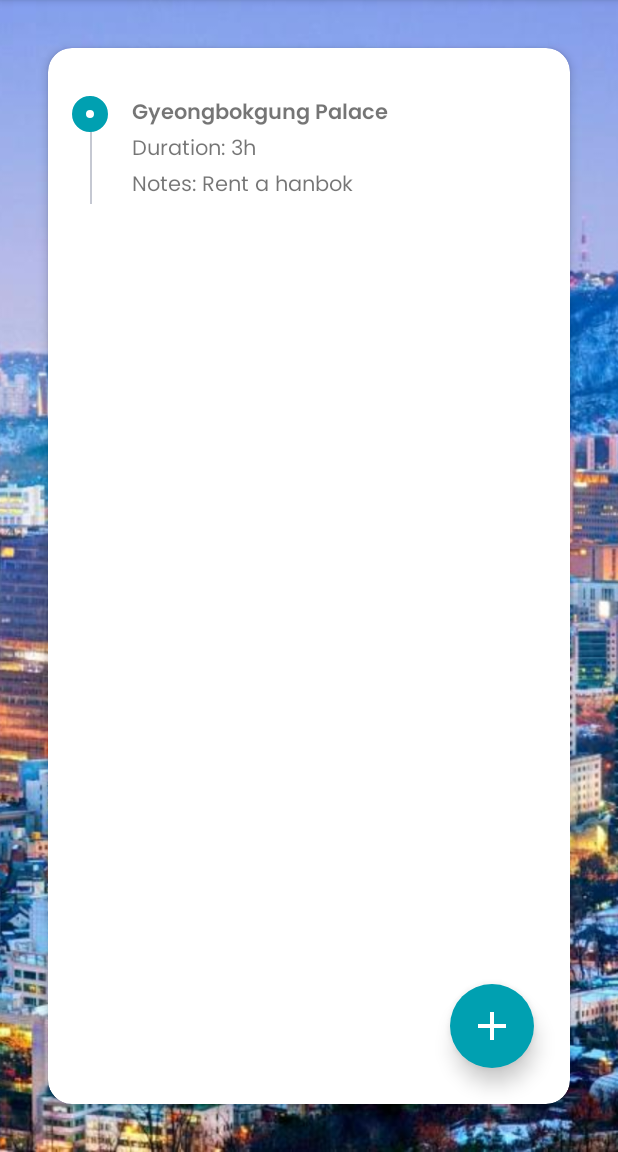
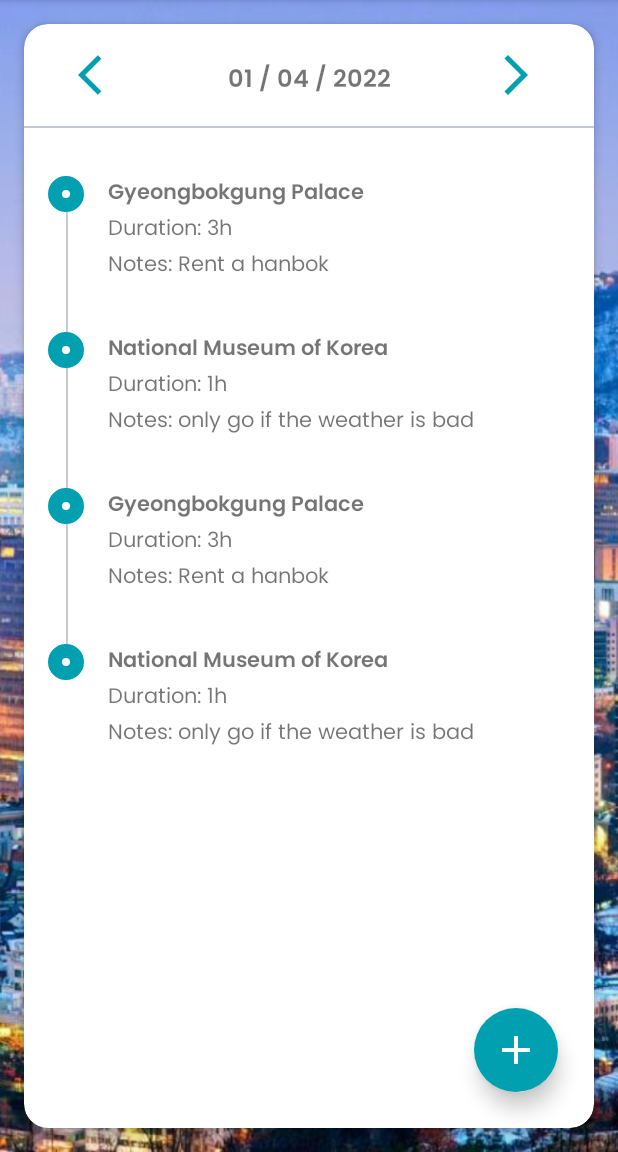
Before and after one commit to larsobist/TravelBucket, an Android app: the EventOverviewActivity screen opened directly, with no data from a screen before it, on a phone screen of 412 x 824 dp, the part 84-1236 px from its top. Run offline under Robolectric (Android 15) with nearby library versions, the phone set to English and light mode, and no system bars; our stand-ins replace Room's generated code.

Commit message:
feat: add date organization to event overview

```diff
--- a/app/src/main/java/com/example/travelbucket/AddEventActivity.kt
+++ b/app/src/main/java/com/example/travelbucket/AddEventActivity.kt
@@ -24,6 +24,7 @@
     var btnDate: Button? = null
     var textDate: TextView? = null
     var cal = Calendar.getInstance()
+    var date: Date = Date(-1, -1, -1)
     override fun onCreate(savedInstanceState: Bundle?) {
         super.onCreate(savedInstanceState)
         setContentView(binding.root)
@@ -50,6 +51,7 @@
                 cal.set(Calendar.YEAR, year)
                 cal.set(Calendar.MONTH, monthOfYear)
                 cal.set(Calendar.DAY_OF_MONTH, dayOfMonth)
+                date = cal.getTime()
                 updateDateInView()
             }
         }
@@ -81,9 +83,7 @@
             if (binding.textInputEditTextTitle.text!!.isEmpty()) {
                 binding.textInputLayoutTitle.error = "Title required!"
             } else {
-                //var date = textDate //Luca
-                var date = textDate.toString() //Lars
-                Log.d("ITM", "Title: $date")
+                Log.d("ITM", "Title: ${date.toString()}")
                 var title = (editTitle.text).toString()
                 //Log.d("ITM", "Title: $title")
                 var costs = (editCosts.text).toString()
--- /dev/null
+++ b/app/src/main/java/com/example/travelbucket/Converters.kt
@@ -0,0 +1,16 @@
+package com.example.travelbucket
+
+import androidx.room.TypeConverter
+import java.util.*
+
+class Converters {
+    @TypeConverter
+    fun fromTimestamp(value: Long?): Date? {
+        return value?.let { Date(it) }
+    }
+
+    @TypeConverter
+    fun dateToTimestamp(date: Date?): Long? {
+        return date?.time?.toLong()
+    }
+}
--- a/app/src/main/java/com/example/travelbucket/Event.kt
+++ b/app/src/main/java/com/example/travelbucket/Event.kt
@@ -3,6 +3,8 @@
 import androidx.room.Entity
 import androidx.room.ForeignKey
 import androidx.room.PrimaryKey
+import androidx.room.TypeConverters
+import java.util.*
 
 @Entity(tableName = "Event",
     foreignKeys = arrayOf(ForeignKey(entity = Bucket::class,
@@ -10,12 +12,14 @@
     childColumns = arrayOf("id"),
     onDelete = ForeignKey.CASCADE)))
 
+@TypeConverters(Converters::class)
+
 data class Event(
     //val foreignKey: Int,
     @PrimaryKey(autoGenerate = true) val id:Int,
     var title: String,
     var costs: String,
-    var date: String,
+    var date: Date,
     var location: String,
     var notes: String,
     var links: String,
--- a/app/src/main/java/com/example/travelbucket/EventAdapter.kt
+++ b/app/src/main/java/com/example/travelbucket/EventAdapter.kt
@@ -2,6 +2,7 @@
 
 import android.content.Context
 import android.content.Intent
+import android.util.Log
 import android.util.TypedValue
 import android.view.LayoutInflater
 import android.view.ViewGroup
@@ -10,7 +11,7 @@
 import androidx.recyclerview.widget.RecyclerView
 import com.example.travelbucket.databinding.EventViewBinding
 
-class EventAdapter(val mContext: Context, val myEvents:MutableList<Event>): RecyclerView.Adapter<EventAdapter.ViewHolder>() {
+class EventAdapter(val mContext: Context, var myEvents:MutableList<Event>): RecyclerView.Adapter<EventAdapter.ViewHolder>() {
     override fun onCreateViewHolder(parent: ViewGroup, viewType: Int): ViewHolder {
         val binding = EventViewBinding.inflate(LayoutInflater.from(parent.context), parent, false)
         return ViewHolder(binding)
@@ -25,28 +26,36 @@
         return myEvents.size
     }
 
+    fun update(updatedList:MutableList<Event>){
+        myEvents = updatedList
+        this!!.notifyDataSetChanged()
+    }
+
     inner class ViewHolder(val binding: EventViewBinding) : RecyclerView.ViewHolder(binding.root) {
         fun bind(event: Event, position: Int) {
             binding.textTitle.text = event.title
             binding.textDuration.text = "Duration: " + event.duration
             binding.textNotes.text = "Notes: " + event.notes
 
+            // modify line constraints
+            val constraintSet = ConstraintSet()
+            constraintSet.clone(binding.constraintLayout)
             // make line start at right position of first item
             if (position == 0) {
-                val constraintSet = ConstraintSet()
-                constraintSet.clone(binding.constraintLayout)
                 constraintSet.connect(binding.line.id, ConstraintSet.TOP, binding.circle.id, ConstraintSet.TOP)
-                constraintSet.applyTo(binding.constraintLayout)
+            }else {
+                constraintSet.connect(binding.line.id, ConstraintSet.TOP, PARENT_ID, ConstraintSet.TOP)
             }
-
             // make line end at right position and add margin of last item
-            else if (position == myEvents.size-1) {
-                val constraintSet = ConstraintSet()
-                constraintSet.clone(binding.constraintLayout)
+            if (position == myEvents.size-1) {
                 constraintSet.connect(binding.line.id, ConstraintSet.BOTTOM, binding.circle.id, ConstraintSet.BOTTOM)
                 constraintSet.connect(binding.textNotes.id, ConstraintSet.BOTTOM, PARENT_ID, ConstraintSet.BOTTOM, 32.toDp(mContext))
-                constraintSet.applyTo(binding.constraintLayout)
+            }else {
+                constraintSet.connect(binding.line.id, ConstraintSet.BOTTOM, PARENT_ID, ConstraintSet.BOTTOM)
+                constraintSet.connect(binding.textNotes.id, ConstraintSet.BOTTOM, PARENT_ID, ConstraintSet.BOTTOM, 0.toDp(mContext))
             }
+            // apply constraints to layout
+            constraintSet.applyTo(binding.constraintLayout)
 
         }
         init {
--- a/app/src/main/java/com/example/travelbucket/EventOverviewActivity.kt
+++ b/app/src/main/java/com/example/travelbucket/EventOverviewActivity.kt
@@ -6,6 +6,7 @@
 import android.util.Log
 import androidx.recyclerview.widget.LinearLayoutManager
 import com.example.travelbucket.databinding.ActivityEventOverviewBinding
+import java.util.*
 
 class EventOverviewActivity : AppCompatActivity() {
     val binding by lazy { ActivityEventOverviewBinding.inflate(layoutInflater) }
@@ -19,13 +20,11 @@
         init()
 
         val myEvents = mutableListOf<Event>()
-        val event1 = Event(0,"Gyeongbokgung Palace", "3000 Won", "12.12.2021", "Jung-Gu", "Rent a hanbok", "www.google.de","3h")
+        val event1 = Event(0,"Gyeongbokgung Palace", "3000 Won", Date(2022, 1, 16), "Jung-Gu", "Rent a hanbok", "www.google.de","3h")
+        val event2 = Event(0,"War Memorial of Korea", "0 Won", Date(2022, 1, 17), "Seoul", "only go if the weather is bad", "www.google.de","2h")
+        val event3 = Event(0,"Changdeokgung Palace", "4000 Won", Date(2022, 2, 16), "Jung-Gu", "Rent a hanbok", "www.google.de","5h")
+        val event4 = Event(0,"National Museum of Korea", "0 Won", Date(2022, 1, 16), "Seoul", "only go if the weather is bad", "www.google.de","1h")
         myEvents.add(event1)
-       /*
-        val event2 = Event(0,"War Memorial of Korea", "0 Won", "12.12.2021", "Seoul", "only go if the weather is bad", "www.google.de","2h")
-        val event3 = Event(0,"Changdeokgung Palace", "4000 Won", "12.12.2021", "Jung-Gu", "Rent a hanbok", "www.google.de","5h")
-        val event4 = Event(0,"National Museum of Korea", "0 Won", "12.12.2021", "Seoul", "only go if the weather is bad", "www.google.de","1h")
-
         myEvents.add(event2)
         myEvents.add(event3)
         myEvents.add(event4)
@@ -34,9 +33,11 @@
         myEvents.add(event3)
         myEvents.add(event4)
 
-        */
+        var currentDate = getFirstDate(myEvents)
+        bindDate(currentDate)
 
-        val eventAdapter = EventAdapter(this, myEvents)
+        var displayedEvents = getDisplayedEvents(currentDate, myEvents)
+        val eventAdapter = EventAdapter(this, displayedEvents)
         binding.recyclerEvents.adapter = eventAdapter
         binding.recyclerEvents.layoutManager = LinearLayoutManager(this)
 
@@ -44,7 +45,26 @@
             val intent = Intent(this,AddEventActivity::class.java)
             startActivity(intent)
         }
+
+        binding.btnBack.setOnClickListener {
+            currentDate = prevDate(currentDate)
+            bindDate(currentDate)
+
+            displayedEvents = getDisplayedEvents(currentDate, myEvents)
+            eventAdapter.update(displayedEvents)
+        }
+
+        binding.btnForward.setOnClickListener {
+            currentDate = nextDate(currentDate)
+            bindDate(currentDate)
+
+            displayedEvents = getDisplayedEvents(currentDate, myEvents)
+            eventAdapter.update(displayedEvents)
+        }
+
+
     }
+
     fun init() {
         //GlobalScope.launch(Dispatchers.IO) { //get all the data saved in the DB
         placeEvents = bucketsDB.EventsDAO().getAll() as MutableList<Event>
@@ -54,4 +74,49 @@
         //}
         //binding.recyclerBuckets.layoutManager = LinearLayoutManager(this)
     }
+
+    fun getFirstDate(myEvents: MutableList<Event>) : Date{
+        var firstEvent = myEvents[0]
+        for (i in myEvents) {
+            if (i.date.year <= firstEvent.date.year) {
+                if (i.date.month <= firstEvent.date.month) {
+                    if (i.date.date <= firstEvent.date.date) {
+                        firstEvent = i
+                    }
+                }
+            }
+        }
+        return firstEvent.date
+    }
+
+    fun bindDate(currentDate: Date) {
+        var yearStr = "${currentDate.year}"
+        var monthStr = if (currentDate.month  < 10) "0${currentDate.month}" else "${currentDate.month}"
+        var dayStr = if (currentDate.day  < 10) "0${currentDate.day}" else "${currentDate.day}"
+        binding.date.text = "$monthStr / $dayStr / $yearStr"
+    }
+
+    fun getDisplayedEvents(currentDate: Date, myEvents: MutableList<Event>) : MutableList<Event> {
+        val displayedEvents : MutableList<Event> = mutableListOf()
+        for (i in myEvents) {
+            if (i.date == currentDate){
+                displayedEvents.add(i)
+            }
+        }
+        return  displayedEvents
+    }
+
+    fun prevDate(currentDate: Date) : Date {
+        val c = Calendar.getInstance()
+        c.time = currentDate
+        c.add(Calendar.DATE, -1)
+        return c.time
+    }
+
+    fun nextDate(currentDate: Date) : Date {
+        val c = Calendar.getInstance()
+        c.time = currentDate
+        c.add(Calendar.DATE, 1)
+        return c.time
+    }
 }
--- /dev/null
+++ b/app/src/main/res/drawable/ic_baseline_arrow_back_ios_32.xml
@@ -0,0 +1,5 @@
+<vector android:autoMirrored="true" android:height="32dp"
+    android:tint="#00A0B1" android:viewportHeight="24"
+    android:viewportWidth="24" android:width="32dp" xmlns:android="http://schemas.android.com/apk/res/android">
+    <path android:fillColor="@android:color/white" android:pathData="M11.67,3.87L9.9,2.1 0,12l9.9,9.9 1.77,-1.77L3.54,12z"/>
+</vector>
--- /dev/null
+++ b/app/src/main/res/drawable/ic_baseline_arrow_forward_ios_32.xml
@@ -0,0 +1,5 @@
+<vector android:autoMirrored="true" android:height="32dp"
+    android:tint="#00A0B1" android:viewportHeight="24"
+    android:viewportWidth="24" android:width="32dp" xmlns:android="http://schemas.android.com/apk/res/android">
+    <path android:fillColor="@android:color/white" android:pathData="M6.23,20.23l1.77,1.77l10,-10l-10,-10l-1.77,1.77l8.23,8.23z"/>
+</vector>
--- a/app/src/main/res/layout/activity_event_overview.xml
+++ b/app/src/main/res/layout/activity_event_overview.xml
@@ -9,10 +9,10 @@
     <androidx.cardview.widget.CardView
         android:layout_width="match_parent"
         android:layout_height="0dp"
-        android:layout_marginLeft="32dp"
-        android:layout_marginTop="32dp"
-        android:layout_marginRight="32dp"
-        android:layout_marginBottom="32dp"
+        android:layout_marginStart="16dp"
+        android:layout_marginTop="16dp"
+        android:layout_marginEnd="16dp"
+        android:layout_marginBottom="16dp"
         app:cardBackgroundColor="@color/white"
         app:cardCornerRadius="16dp"
         app:cardElevation="4dp"
@@ -25,6 +25,28 @@
         <androidx.constraintlayout.widget.ConstraintLayout
             android:layout_width="match_parent"
             android:layout_height="match_parent">
+
+            <TextView
+                android:id="@+id/date"
+                android:layout_width="wrap_content"
+                android:layout_height="wrap_content"
+                android:layout_marginTop="24dp"
+                android:fontFamily="@font/poppins_semibold"
+                android:text="Date"
+                android:textSize="16sp"
+                app:layout_constraintEnd_toEndOf="@+id/line"
+                app:layout_constraintStart_toStartOf="@+id/line"
+                app:layout_constraintTop_toTopOf="parent" />
+
+            <View
+                android:id="@+id/line"
+                android:layout_width="0dp"
+                android:layout_height="1dp"
+                android:layout_marginTop="16dp"
+                android:background="@drawable/line"
+                app:layout_constraintEnd_toEndOf="parent"
+                app:layout_constraintStart_toStartOf="parent"
+                app:layout_constraintTop_toBottomOf="@+id/date" />
 
             <ImageButton
                 android:id="@+id/btnAddEvent"
@@ -41,15 +63,37 @@
 
             <androidx.recyclerview.widget.RecyclerView
                 android:id="@+id/recyclerEvents"
+                android:layout_width="match_parent"
+                android:layout_height="0dp"
                 android:scrollbars="vertical"
-                android:layout_width="match_parent"
-                android:layout_height="match_parent"
                 app:layout_constraintBottom_toBottomOf="parent"
                 app:layout_constraintEnd_toEndOf="parent"
                 app:layout_constraintStart_toStartOf="parent"
-                app:layout_constraintTop_toTopOf="parent">
+                app:layout_constraintTop_toBottomOf="@+id/line">
 
             </androidx.recyclerview.widget.RecyclerView>
+
+            <ImageButton
+                android:id="@+id/btnBack"
+                android:layout_width="wrap_content"
+                android:layout_height="wrap_content"
+                android:layout_marginStart="24dp"
+                android:backgroundTint="#00FFFFFF"
+                app:layout_constraintBottom_toTopOf="@+id/line"
+                app:layout_constraintStart_toStartOf="parent"
+                app:layout_constraintTop_toTopOf="parent"
+                app:srcCompat="@drawable/ic_baseline_arrow_back_ios_32" />
+
+            <ImageButton
+                android:id="@+id/btnForward"
+                android:layout_width="wrap_content"
+                android:layout_height="wrap_content"
+                android:layout_marginEnd="24dp"
+                android:backgroundTint="#00FFFFFF"
+                app:layout_constraintBottom_toTopOf="@+id/line"
+                app:layout_constraintEnd_toEndOf="parent"
+                app:layout_constraintTop_toTopOf="parent"
+                app:srcCompat="@drawable/ic_baseline_arrow_forward_ios_32" />
 
         </androidx.constraintlayout.widget.ConstraintLayout>
     </androidx.cardview.widget.CardView>
```
